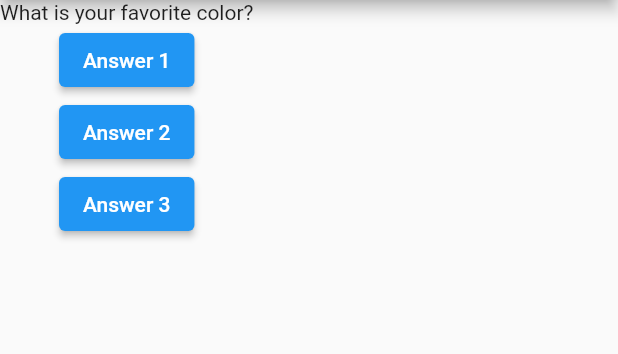
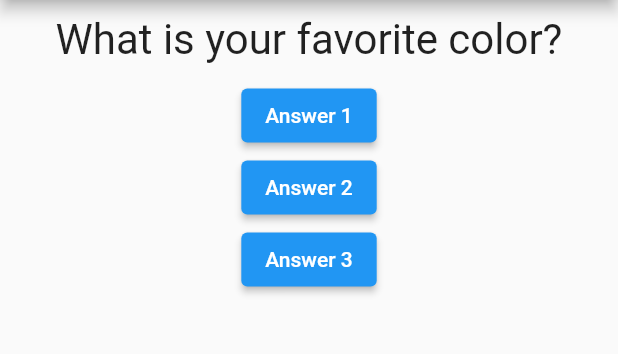
Before and after one commit to wdownload/flutter_training, a Flutter app: the screen it shows after launch, on a phone screen of 412 x 824 dp, the part 84-438 px from its top. Run offline on Flutter 3.47's test engine with Material 2 defaults, Android fonts, the phone set to English and light mode, and no system bars.

Commit message:
using styles in custom widget

```diff
--- a/puzzle/lib/question.dart
+++ b/puzzle/lib/question.dart
@@ -1,4 +1,5 @@
 import 'package:flutter/material.dart';
+import 'package:flutter/widgets.dart';
 
 class Question extends StatelessWidget {
   final String questionText;
@@ -7,6 +8,13 @@
 
   @override
   Widget build(BuildContext context) {
-    return Text(questionText);
+    return Container(
+        width: double.infinity,
+        margin: EdgeInsets.all(10),
+        child: Text(
+          questionText,
+          style: TextStyle(fontSize: 28),
+          textAlign: TextAlign.center,
+        ));
   }
 }
```
